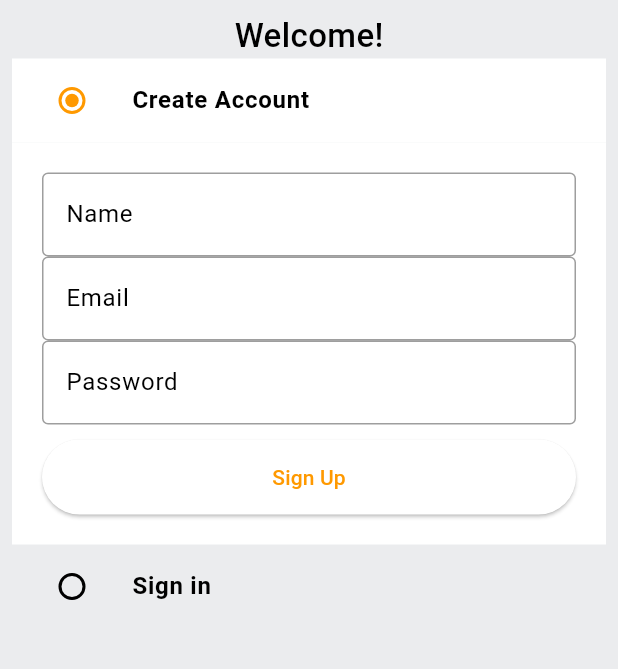
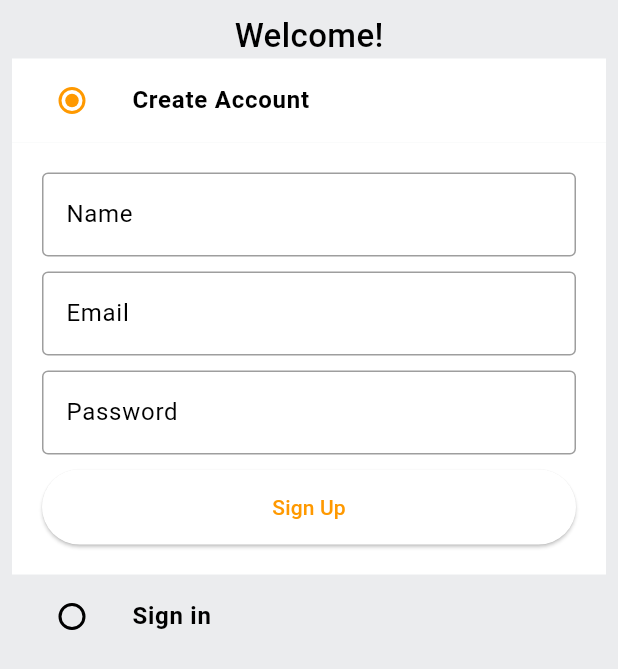
Before and after one commit to HoarfrostRaven/amazon-clone, a Flutter app: the screen it shows after launch, on a phone screen of 412 x 824 dp. Shown: the top 669 px of the screen. Run offline on Flutter 3.47's test engine with Material 3 defaults, Android fonts, the phone set to English and light mode, and no system bars.

```diff
--- a/amazon_clone/lib/features/auth/screens/auth_screen.dart
+++ b/amazon_clone/lib/features/auth/screens/auth_screen.dart
@@ -44,7 +44,9 @@ class _AuthScreenState extends State<AuthScreen> {
                 style: TextStyle(fontSize: 22, fontWeight: FontWeight.w500),
               ),
               ListTile(
-                tileColor: _auth == Auth.signup ? GlobalVariables.backgroundColor : GlobalVariables.greyBackgroundColor,
+                tileColor: _auth == Auth.signup
+                    ? GlobalVariables.backgroundColor
+                    : GlobalVariables.greyBackgroundColor,
                 title: const Text(
                   'Create Account',
                   style: TextStyle(fontWeight: FontWeight.bold),
@@ -71,10 +73,12 @@ class _AuthScreenState extends State<AuthScreen> {
                           controller: _nameController,
                           hintText: 'Name',
                         ),
+                        const SizedBox(height: 10),
                         CustomTextField(
                           controller: _emailController,
                           hintText: 'Email',
                         ),
+                        const SizedBox(height: 10),
                         CustomTextField(
                           controller: _passwordController,
                           hintText: 'Password',
@@ -86,6 +90,9 @@ class _AuthScreenState extends State<AuthScreen> {
                   ),
                 ),
               ListTile(
+                tileColor: _auth == Auth.signin
+                    ? GlobalVariables.backgroundColor
+                    : GlobalVariables.greyBackgroundColor,
                 title: const Text(
                   'Sign in',
                   style: TextStyle(fontWeight: FontWeight.bold),
@@ -99,7 +106,30 @@ class _AuthScreenState extends State<AuthScreen> {
                         _auth = val!;
                       });
                     }),
-              )
+              ),
+              if (_auth == Auth.signin)
+                Container(
+                  padding: const EdgeInsets.all(20),
+                  color: GlobalVariables.backgroundColor,
+                  child: Form(
+                    key: _signInFormKey,
+                    child: Column(
+                      children: [
+                        CustomTextField(
+                          controller: _emailController,
+                          hintText: 'Email',
+                        ),
+                        const SizedBox(height: 10),
+                        CustomTextField(
+                          controller: _passwordController,
+                          hintText: 'Password',
+                        ),
+                        const SizedBox(height: 10),
+                        CustomButton(text: "Sign In", onTap: () {})
+                      ],
+                    ),
+                  ),
+                ),
             ],
           ),
         ),
```
Also changed, not shown: 3 other files.
